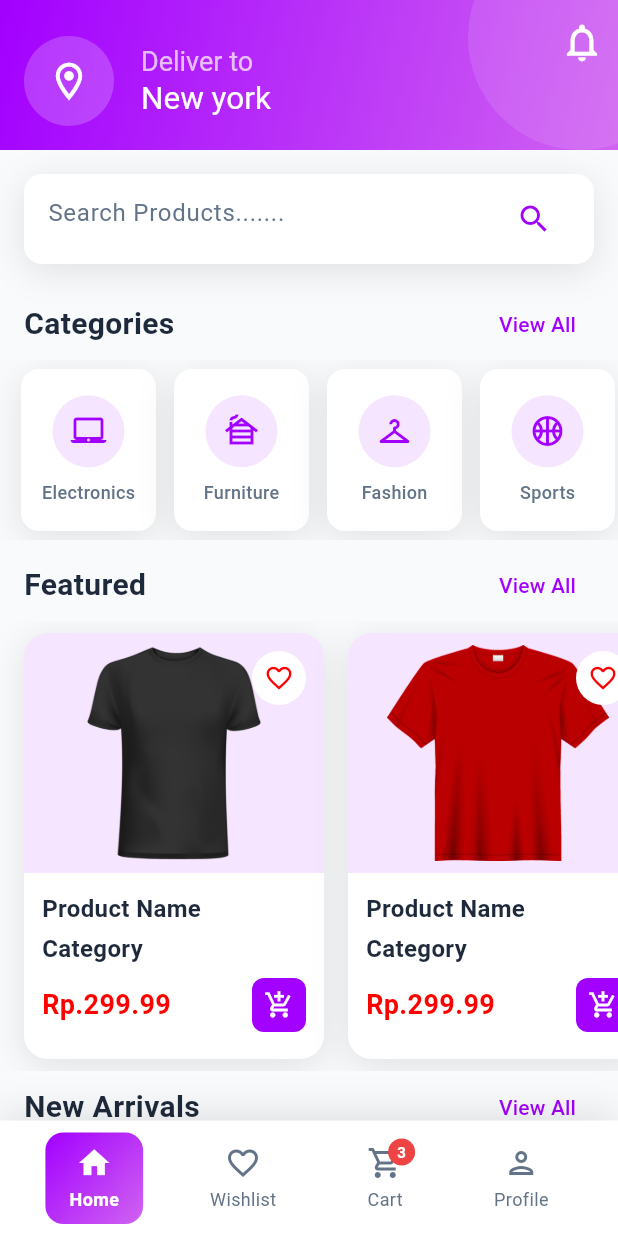
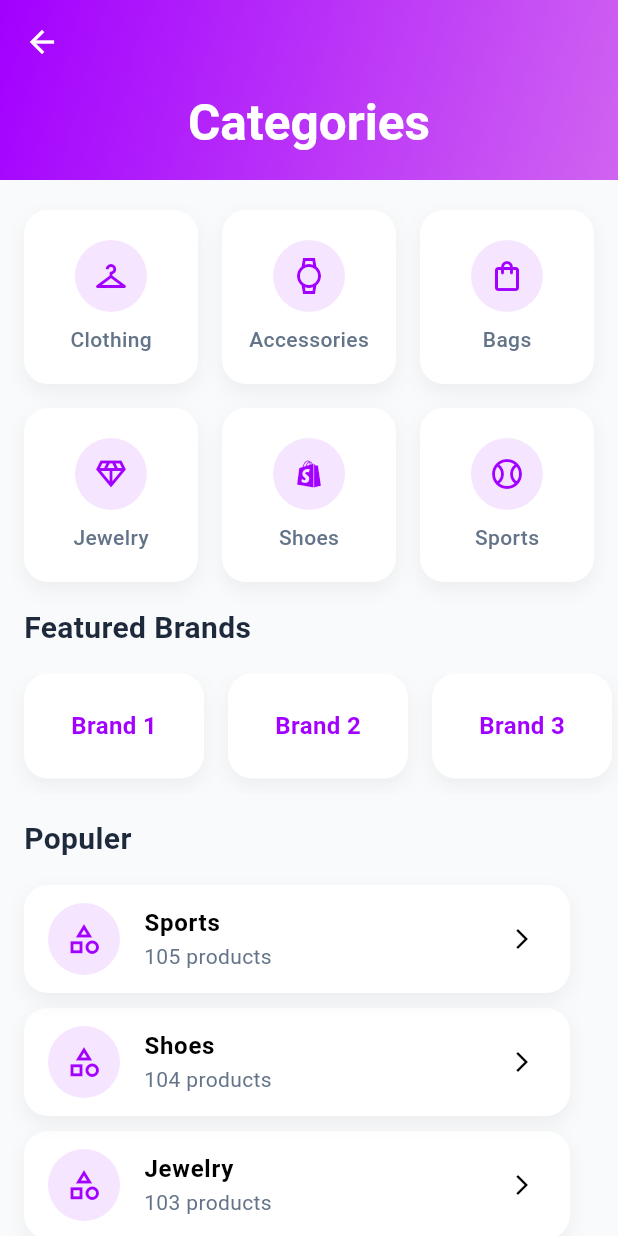
Before and after one commit to FarhanDev2025/uas-semester-4, a Flutter app: the screen it shows after launch, after a tap on "View All", on a phone screen of 412 x 824 dp. Run offline on Flutter 3.47's test engine with Material 3 defaults, Android fonts, the phone set to English and light mode, and no system bars; Roboto replaces fonts that are missing (Poppins).

Commit message:
Tambah categories_screen di part_6

```diff
--- /dev/null
+++ b/lib/screens/categories_screen.dart
@@ -0,0 +1,228 @@
+import 'package:app_jualan/theme/theme.dart';
+import 'package:flutter/foundation.dart';
+import 'package:flutter/material.dart';
+
+class CategoriesScreen extends StatelessWidget {
+  const CategoriesScreen({super.key});
+
+  @override
+  Widget build(BuildContext context) {
+    final subcategories = [
+      {'icon': Icons.checkroom_outlined, 'name': 'Clothing'},
+      {'icon': Icons.watch_outlined, 'name': 'Accessories'},
+      {'icon': Icons.shopping_bag_outlined, 'name': 'Bags'},
+      {'icon': Icons.diamond_outlined, 'name': 'Jewelry'},
+      {'icon': Icons.shopify_outlined, 'name': 'Shoes'},
+      {'icon': Icons.sports_baseball_outlined, 'name': 'Sports'},
+    ];
+    return Scaffold(
+      backgroundColor: AppTheme.backgroundColor,
+      body: CustomScrollView(
+        slivers: [
+          SliverAppBar(
+            pinned: true,
+            expandedHeight: 120,
+            backgroundColor: Colors.transparent,
+            foregroundColor: Colors.white,
+            flexibleSpace: Container(
+              decoration: BoxDecoration(
+                gradient: LinearGradient(
+                  colors: AppTheme.primaryGradient,
+                  begin: Alignment.topLeft,
+                  end: Alignment.bottomRight,
+                ),
+              ),
+              child: FlexibleSpaceBar(
+                centerTitle: true,
+                title: Text(
+                  "Categories",
+                  style: TextStyle(
+                    color: Colors.white,
+                    fontWeight: FontWeight.bold,
+                  ),
+                ),
+              ),
+            ),
+          ),
+          SliverToBoxAdapter(
+            child: Column(
+              children: [
+                SizedBox(height: 20),
+                GridView.builder(
+                  padding: EdgeInsets.symmetric(horizontal: 16),
+                  shrinkWrap: true,
+                  physics: NeverScrollableScrollPhysics(),
+                  gridDelegate: SliverGridDelegateWithFixedCrossAxisCount(
+                    crossAxisCount: 3,
+                    childAspectRatio: 1,
+                    mainAxisSpacing: 16,
+                    crossAxisSpacing: 16,
+                  ),
+                  itemCount: subcategories.length,
+                  itemBuilder: (context, index) {
+                    return Container(
+                      decoration: BoxDecoration(
+                        color: Colors.white,
+                        borderRadius: BorderRadius.circular(16),
+                        boxShadow: [
+                          BoxShadow(
+                            color: Colors.black.withOpacity(0.05),
+                            blurRadius: 10,
+                            offset: Offset(0, 5),
+                          ),
+                        ],
+                      ),
+                      child: Column(
+                        mainAxisAlignment: MainAxisAlignment.center,
+                        children: [
+                          Container(
+                            padding: EdgeInsets.all(12),
+                            decoration: BoxDecoration(
+                              color: AppTheme.primaryColor.withOpacity(0.1),
+                              shape: BoxShape.circle,
+                            ),
+                            child: Icon(
+                              subcategories[index]['icon'] as IconData,
+                              color: AppTheme.primaryColor,
+                            ),
+                          ),
+                          SizedBox(height: 8),
+                          Text(
+                            subcategories[index]['name'] as String,
+                            style: TextStyle(
+                              fontSize: 14,
+                              fontWeight: FontWeight.w500,
+                            ),
+                          ),
+                        ],
+                      ),
+                    );
+                  },
+                ),
+                Column(
+                  crossAxisAlignment: CrossAxisAlignment.start,
+                  children: [
+                    Padding(
+                      padding: EdgeInsets.all(16),
+                      child: Text(
+                        "Featured Brands",
+                        style: TextStyle(
+                          fontSize: 20,
+                          fontWeight: FontWeight.bold,
+                          color: AppTheme.textPrimary,
+                        ),
+                      ),
+                    ),
+                    SizedBox(
+                      height: 80,
+                      child: ListView.builder(
+                        padding: EdgeInsets.symmetric(horizontal: 16),
+                        scrollDirection: Axis.horizontal,
+                        itemCount: 5,
+                        itemBuilder: (context, index) {
+                          return Container(
+                            width: 120,
+                            margin: EdgeInsets.only(right: 16, bottom: 10),
+                            decoration: BoxDecoration(
+                              color: Colors.white,
+                              borderRadius: BorderRadius.circular(16),
+                              boxShadow: [
+                                BoxShadow(
+                                  color: Colors.black.withOpacity(0.05),
+                                  blurRadius: 10,
+                                  offset: Offset(0, 5),
+                                ),
+                              ],
+                            ),
+                            child: Center(
+                              child: Text(
+                                'Brand ${index + 1}',
+                                style: TextStyle(
+                                  fontSize: 16,
+                                  fontWeight: FontWeight.bold,
+                                  color: AppTheme.primaryColor,
+                                ),
+                              ),
+                            ),
+                          );
+                        },
+                      ),
+                    ),
+                    Column(
+                      crossAxisAlignment: CrossAxisAlignment.start,
+                      children: [
+                        Padding(
+                          padding: EdgeInsets.all(16),
+                          child: Text(
+                            "Populer",
+                            style: TextStyle(
+                              fontSize: 20,
+                              fontWeight: FontWeight.bold,
+                              color: AppTheme.textPrimary,
+                            ),
+                          ),
+                        ),
+                        ListView.builder(
+                          padding: EdgeInsets.symmetric(horizontal: 16),
+                          shrinkWrap: true,
+                          physics: NeverScrollableScrollPhysics(),
+                          itemCount: subcategories.length,
+                          reverse: true,
+                          itemBuilder: (context, index) {
+                            return Container(
+                              margin: EdgeInsets.only(right: 16, bottom: 10),
+                              decoration: BoxDecoration(
+                                color: Colors.white,
+                                borderRadius: BorderRadius.circular(16),
+                                boxShadow: [
+                                  BoxShadow(
+                                    color: Colors.black.withOpacity(0.05),
+                                    blurRadius: 10,
+                                    offset: Offset(0, 5),
+                                  ),
+                                ],
+                              ),
+                              child: ListTile(
+                                leading: Container(
+                                  padding: EdgeInsets.all(12),
+                                  decoration: BoxDecoration(
+                                    color: AppTheme.primaryColor.withOpacity(
+                                      0.1,
+                                    ),
+                                    shape: BoxShape.circle,
+                                  ),
+                                  child: Icon(
+                                    Icons.category_outlined,
+                                    color: AppTheme.primaryColor,
+                                  ),
+                                ),
+                                title: Text(
+                                  subcategories[index]['name'] as String,
+                                  style: TextStyle(fontWeight: FontWeight.bold),
+                                ),
+                                subtitle: Text(
+                                  '${(index + 1 * 100)} products',
+                                  style: TextStyle(
+                                    color: AppTheme.textSecondary,
+                                  ),
+                                ),
+                                trailing: Icon(
+                                  Icons.arrow_forward_ios,
+                                  size: 16,
+                                ),
+                              ),
+                            );
+                          },
+                        ),
+                      ],
+                    ),
+                  ],
+                ),
+              ],
+            ),
+          ),
+        ],
+      ),
+    );
+  }
+}
--- a/lib/screens/home_screen.dart
+++ b/lib/screens/home_screen.dart
@@ -1,3 +1,4 @@
+import 'package:app_jualan/screens/categories_screen.dart';
 import 'package:app_jualan/screens/product_details_screen.dart';
 import 'package:app_jualan/screens/search_filter_screen.dart';
 import 'package:app_jualan/theme/theme.dart';
@@ -166,7 +167,12 @@ class HomeScreen extends StatelessWidget {
                           ),
                           TextButton(
                             onPressed: () {
-                              // Navigator.push(context, MaterialPageRoute(builder: (context)=>ProductCategoriesScreen()))
+                              Navigator.push(
+                                context,
+                                MaterialPageRoute(
+                                  builder: (context) => CategoriesScreen(),
+                                ),
+                              );
                             },
                             child: Text(
                               "View All",
--- a/lib/screens/search_filter_screen.dart
+++ b/lib/screens/search_filter_screen.dart
@@ -723,7 +723,7 @@ class _SearchFilterScreenState extends State<SearchFilterScreen> {
   }
 
   void _showSortBottomSheet() {
-    showBottomSheet(
+    showModalBottomSheet(
       context: context,
       backgroundColor: Colors.transparent,
 
@@ -785,6 +785,7 @@ class _SearchFilterScreenState extends State<SearchFilterScreen> {
                     },
                     style: ElevatedButton.styleFrom(
                       backgroundColor: AppTheme.primaryColor,
+                      foregroundColor: Colors.white,
                       minimumSize: Size.fromHeight(50),
                       shape: RoundedRectangleBorder(
                         borderRadius: BorderRadius.circular(12),
```
